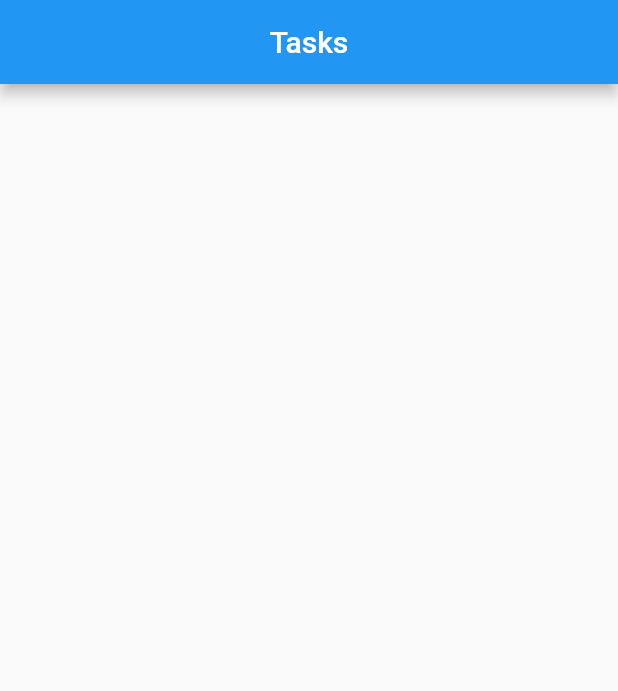
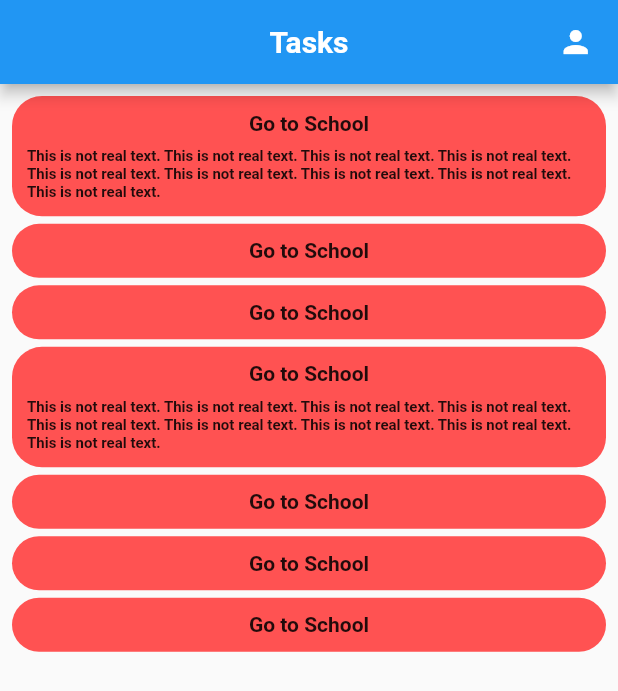
Before and after one commit to AhmedEl-Shamy/to_do_app, a Flutter app: the screen it shows after launch, on a phone screen of 412 x 824 dp. Shown: the top 691 px of the screen. Run offline on Flutter 3.47's test engine with Material 2 defaults, Android fonts, the phone set to English and light mode, and no system bars; our stand-ins replace flutter_bloc.

Commit message:
add basic design implementation

```diff
--- a/lib/Cubits/task_cubit/task_cubit.dart
+++ b/lib/Cubits/task_cubit/task_cubit.dart
@@ -1,17 +1,18 @@
-import 'package:bloc/bloc.dart';
-import 'package:meta/meta.dart';
+import 'package:flutter_bloc/flutter_bloc.dart';
 import 'package:to_do/Models/task.dart';
-
+import 'package:to_do/Models/config.dart';
 part 'task_state.dart';
 
 class TaskCubit extends Cubit<TaskState> {
   TaskCubit() : super(TaskInitial());
   late List<Task> tasks;
 
-
   void setNewTask(){}
 
-  void getTasks(){}
+  void getTasks(){
+    tasks = constTasks;
+    emit(TaskUpdated());
+  }
 
   void deleteTasks(){}
 
--- a/lib/Cubits/task_cubit/task_state.dart
+++ b/lib/Cubits/task_cubit/task_state.dart
@@ -1,6 +1,5 @@
 part of 'task_cubit.dart';
 
-@immutable
 sealed class TaskState {}
 
 final class TaskInitial extends TaskState {}
--- a/lib/Cubits/theme_cubit/theme_cubit.dart
+++ b/lib/Cubits/theme_cubit/theme_cubit.dart
@@ -1,5 +1,4 @@
-import 'package:bloc/bloc.dart';
-import 'package:meta/meta.dart';
+import 'package:flutter_bloc/flutter_bloc.dart';
 
 part 'theme_state.dart';
 
--- a/lib/Cubits/theme_cubit/theme_state.dart
+++ b/lib/Cubits/theme_cubit/theme_state.dart
@@ -1,6 +1,5 @@
 part of 'theme_cubit.dart';
 
-@immutable
 sealed class ThemeState {}
 
 final class ThemeChanged extends ThemeState {}
--- /dev/null
+++ b/lib/Models/config.dart
@@ -0,0 +1,28 @@
+import 'package:flutter/material.dart';
+import 'package:to_do/Models/task.dart';
+
+class SizeConfig{
+  static late MediaQueryData mediaQueryData;
+  static late double width;
+  static late double height;
+  static late double widthBlock;
+  static late double heightBlock;
+
+  static void init(BuildContext context){
+    mediaQueryData = MediaQuery.of(context);
+    width = mediaQueryData.size.width;
+    height = mediaQueryData.size.height;
+    widthBlock = width/100;
+    heightBlock = height/100;
+  }
+}
+
+List<Task> constTasks = [
+  Task(name: 'Go to School', note: 'This is not real text. This is not real text. This is not real text. This is not real text. This is not real text. This is not real text. This is not real text. This is not real text. This is not real text.'),
+  Task(name: 'Go to School',),
+  Task(name: 'Go to School',),
+  Task(name: 'Go to School', note: 'This is not real text. This is not real text. This is not real text. This is not real text. This is not real text. This is not real text. This is not real text. This is not real text. This is not real text.'),
+  Task(name: 'Go to School',),
+  Task(name: 'Go to School',),
+  Task(name: 'Go to School',),
+];
--- a/lib/Models/task.dart
+++ b/lib/Models/task.dart
@@ -1,9 +1,21 @@
 import 'package:flutter/material.dart';
 
-class Task{
+class Task {
   String name;
-  String? description;
-  Color? color;
+  String note;
+  Color color;
+  String repeat;
+  String date;
+  String startTime;
+  String endtTime;
 
-  Task({required this.name, this.description = '', this.color = Colors.blue});
+  Task({
+    required this.name,
+    this.note = '',
+    this.color = Colors.redAccent,
+    this.date = 'none',
+    this.repeat = 'none',
+    this.startTime = 'none',
+    this.endtTime = 'none',
+  });
 }
--- a/lib/UI/home.dart
+++ b/lib/UI/home.dart
@@ -1,16 +1,64 @@
 import 'package:flutter/material.dart';
+import '../Models/config.dart';
+import 'package:flutter_bloc/flutter_bloc.dart';
+import '../Cubits/theme_cubit/theme_cubit.dart';
+import '../Cubits/task_cubit/task_cubit.dart';
+import '../Widgets/task_widget.dart';
 
 class HomePage extends StatelessWidget {
   const HomePage({super.key});
 
   @override
   Widget build(BuildContext context) {
-    return Scaffold(
-      appBar: AppBar(
-        title: const Text('Tasks'),
-        centerTitle: true,
-      ),
-      body: Container(),
+    SizeConfig.init(context);
+    BlocProvider.of<TaskCubit>(context).getTasks();
+    return BlocBuilder<ThemeCubit, ThemeState>(
+      builder: (context, state) {
+        return SafeArea(
+          child: Scaffold(
+            appBar: AppBar(
+              title: const Text(
+                'Tasks',
+                style: TextStyle(
+                  fontWeight: FontWeight.bold,
+                ),
+              ),
+              actions: [
+                IconButton(
+                  onPressed: () {},
+                  icon: const Icon(Icons.person),
+                ),
+                SizedBox(
+                  width: SizeConfig.widthBlock,
+                ),
+              ],
+              centerTitle: true,
+            ),
+            body: Padding(
+              padding: const EdgeInsets.all(8.0),
+              child: BlocBuilder<TaskCubit, TaskState>(
+                builder: (context, state) {
+                  return ListView(
+                    children: BlocProvider.of<TaskCubit>(context)
+                        .tasks
+                        .map(
+                          (task) => Padding(
+                            padding: const EdgeInsets.only(
+                              bottom: 5,
+                            ),
+                            child: TaskWidget(
+                              task: task,
+                            ),
+                          ),
+                        )
+                        .toList(),
+                  );
+                },
+              ),
+            ),
+          ),
+        );
+      },
     );
   }
 }
--- /dev/null
+++ b/lib/Widgets/task_widget.dart
@@ -0,0 +1,31 @@
+import 'package:flutter/material.dart';
+import 'package:flutter_bloc/flutter_bloc.dart';
+import 'package:to_do/Cubits/theme_cubit/theme_cubit.dart';
+import 'package:to_do/Models/config.dart';
+
+import '../Models/task.dart';
+
+class TaskWidget extends StatelessWidget {
+  TaskWidget({required this.task, super.key});
+  Task task;
+  @override
+  Widget build(BuildContext context) {
+    return Container(
+      alignment: Alignment.center,
+      padding: const EdgeInsets.all(10),
+      decoration: BoxDecoration(
+          color: task.color, borderRadius: BorderRadius.circular(20)),
+      child: Column(
+        children: [
+          Text(
+            task.name,
+            style: const TextStyle(fontSize: 14, fontWeight: FontWeight.bold),
+          ),
+          if (task.note != '') SizedBox(height: SizeConfig.heightBlock),
+          if (task.note != '')
+            Text(task.note, style: const TextStyle(fontSize: 10, fontWeight: FontWeight.bold)),
+        ],
+      ),
+    );
+  }
+}
--- a/lib/main.dart
+++ b/lib/main.dart
@@ -1,7 +1,6 @@
 import 'package:flutter/material.dart';
 import 'package:flutter_bloc/flutter_bloc.dart';
 import 'package:to_do/Cubits/theme_cubit/theme_cubit.dart';
-import 'Cubits/task_cubit/task_cubit.dart';
 import 'Cubits/task_cubit/task_cubit.dart';
 import 'UI/home.dart';
 
@@ -15,8 +14,6 @@ void main() => runApp(MultiBlocProvider(
 
 class ToDoApp extends StatelessWidget {
   const ToDoApp({super.key});
-
-  // This widget is the root of your application.
   @override
   Widget build(BuildContext context) {
     return MaterialApp(
```
Also changed, not shown: pubspec.yaml (+4 -3 lines), images/appicon.jpeg (added), images/person.jpeg (added), images/task.svg (added).
